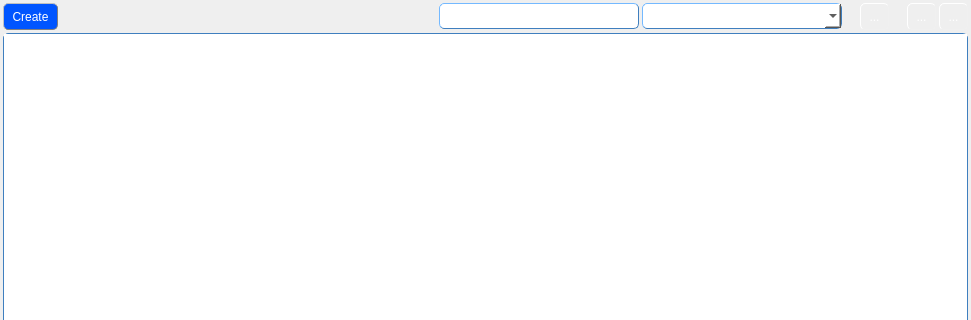
First picture: the form in JobAccounting/JobAccounting/src/tableform.ui, repository Rork96/QtProjects, before the edit; both pictures show x 0 to 971 and y 0 to 320 of the 971 by 624 pixel window.
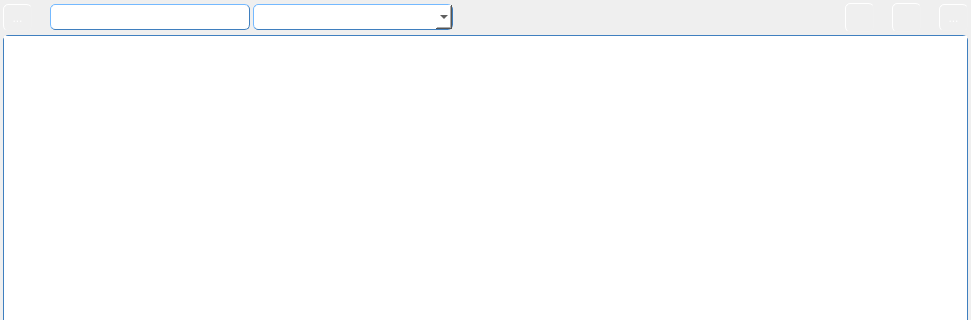
Second picture: the form after the edit. Icons and pictures are not drawn.

Patch:
```diff
--- a/JobAccounting/JobAccounting/src/tableform.ui
+++ b/JobAccounting/JobAccounting/src/tableform.ui
@@ -61,17 +61,16 @@
    <item row="0" column="0">
     <layout class="QHBoxLayout" name="horizontalLayout">
      <item>
-      <widget class="QToolButton" name="createButton">
+      <widget class="QToolButton" name="searchButton">
        <property name="styleSheet">
         <string notr="true">QToolButton {
                color: white;
                padding: 4px;
-               border: 1px solid grey; 
+               border: 1px solid rgb(240, 240, 240); 
                border-radius: 5px;
                border-style: outset;
                max-width: 120px;
-               background-color: rgb(0, 85, 255);
-               font: 10pt &quot;MS Shell Dlg 2&quot;;
+               font: bold 10pt &quot;MS Shell Dlg 2&quot;;
               }
 
 QToolButton:hover {
@@ -87,18 +86,25 @@
                }</string>
        </property>
        <property name="text">
-        <string>Create</string>
+        <string>...</string>
+       </property>
+       <property name="icon">
+        <iconset resource="../res/res.qrc">
+         <normaloff>:/search.png</normaloff>:/search.png</iconset>
        </property>
       </widget>
      </item>
      <item>
-      <spacer name="horizontalSpacer_3">
+      <spacer name="horizontalSpacer">
        <property name="orientation">
         <enum>Qt::Horizontal</enum>
        </property>
+       <property name="sizeType">
+        <enum>QSizePolicy::Minimum</enum>
+       </property>
        <property name="sizeHint" stdset="0">
         <size>
-         <width>40</width>
+         <width>15</width>
          <height>20</height>
         </size>
        </property>
@@ -143,23 +149,20 @@
       </widget>
      </item>
      <item>
-      <spacer name="horizontalSpacer">
+      <spacer name="horizontalSpacer_3">
        <property name="orientation">
         <enum>Qt::Horizontal</enum>
        </property>
-       <property name="sizeType">
-        <enum>QSizePolicy::Minimum</enum>
-       </property>
        <property name="sizeHint" stdset="0">
         <size>
-         <width>15</width>
+         <width>40</width>
          <height>20</height>
         </size>
        </property>
       </spacer>
      </item>
      <item>
-      <widget class="QToolButton" name="searchButton">
+      <widget class="QToolButton" name="createButton">
        <property name="styleSheet">
         <string notr="true">QToolButton {
                color: white;
@@ -183,7 +186,7 @@
                }</string>
        </property>
        <property name="text">
-        <string>...</string>
+        <string/>
        </property>
        <property name="icon">
         <iconset resource="../res/res.qrc">
@@ -232,7 +235,7 @@
                }</string>
        </property>
        <property name="text">
-        <string>...</string>
+        <string/>
        </property>
        <property name="icon">
         <iconset resource="../res/res.qrc">
@@ -240,6 +243,22 @@
        </property>
       </widget>
      </item>
+     <item>
+      <spacer name="horizontalSpacer_4">
+       <property name="orientation">
+        <enum>Qt::Horizontal</enum>
+       </property>
+       <property name="sizeType">
+        <enum>QSizePolicy::Minimum</enum>
+       </property>
+       <property name="sizeHint" stdset="0">
+        <size>
+         <width>15</width>
+         <height>20</height>
+        </size>
+       </property>
+      </spacer>
+     </item>
      <item>
       <widget class="QToolButton" name="deleteButton">
        <property name="styleSheet">
```
Left out of the diff: 12 changed lines with no effect on the pictures.
